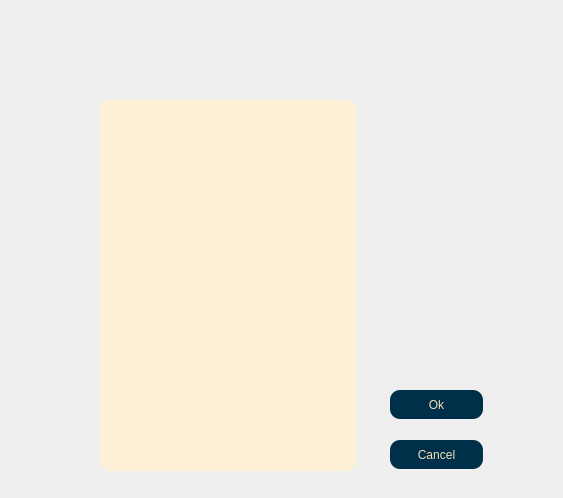
Old version of the form client/pvpermissions.ui in the repository AP-projects-4001/jan-ghahve.
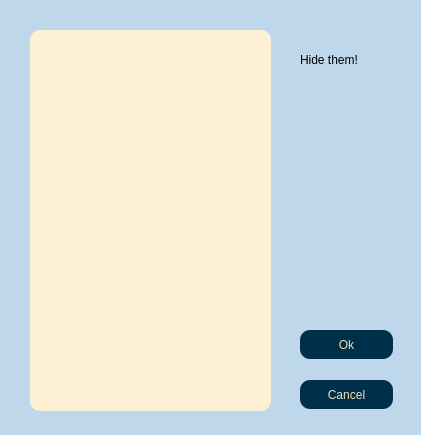
New version of the form.

What changed in the file:
```diff
--- a/client/pvpermissions.ui
+++ b/client/pvpermissions.ui
@@ -6,18 +6,21 @@
    <rect>
     <x>0</x>
     <y>0</y>
-    <width>563</width>
-    <height>498</height>
+    <width>421</width>
+    <height>435</height>
    </rect>
   </property>
   <property name="windowTitle">
    <string>Dialog</string>
   </property>
+  <property name="styleSheet">
+   <string notr="true">background-color:rgb(191, 215, 234);</string>
+  </property>
   <widget class="QPushButton" name="pushButton_2">
    <property name="geometry">
     <rect>
-     <x>390</x>
-     <y>440</y>
+     <x>300</x>
+     <y>380</y>
      <width>93</width>
      <height>29</height>
     </rect>
@@ -37,10 +40,10 @@
   <widget class="QListWidget" name="listWidget">
    <property name="geometry">
     <rect>
-     <x>100</x>
-     <y>100</y>
-     <width>256</width>
-     <height>371</height>
+     <x>30</x>
+     <y>30</y>
+     <width>241</width>
+     <height>381</height>
     </rect>
    </property>
    <property name="cursor" stdset="0">
@@ -55,8 +58,8 @@
   <widget class="QPushButton" name="pbn_ok">
    <property name="geometry">
     <rect>
-     <x>390</x>
-     <y>390</y>
+     <x>300</x>
+     <y>330</y>
      <width>93</width>
      <height>29</height>
     </rect>
@@ -73,6 +76,19 @@
     <string>Ok</string>
    </property>
   </widget>
+  <widget class="QLabel" name="label">
+   <property name="geometry">
+    <rect>
+     <x>300</x>
+     <y>50</y>
+     <width>81</width>
+     <height>20</height>
+    </rect>
+   </property>
+   <property name="text">
+    <string>Hide them!</string>
+   </property>
+  </widget>
  </widget>
  <resources/>
  <connections/>
```
